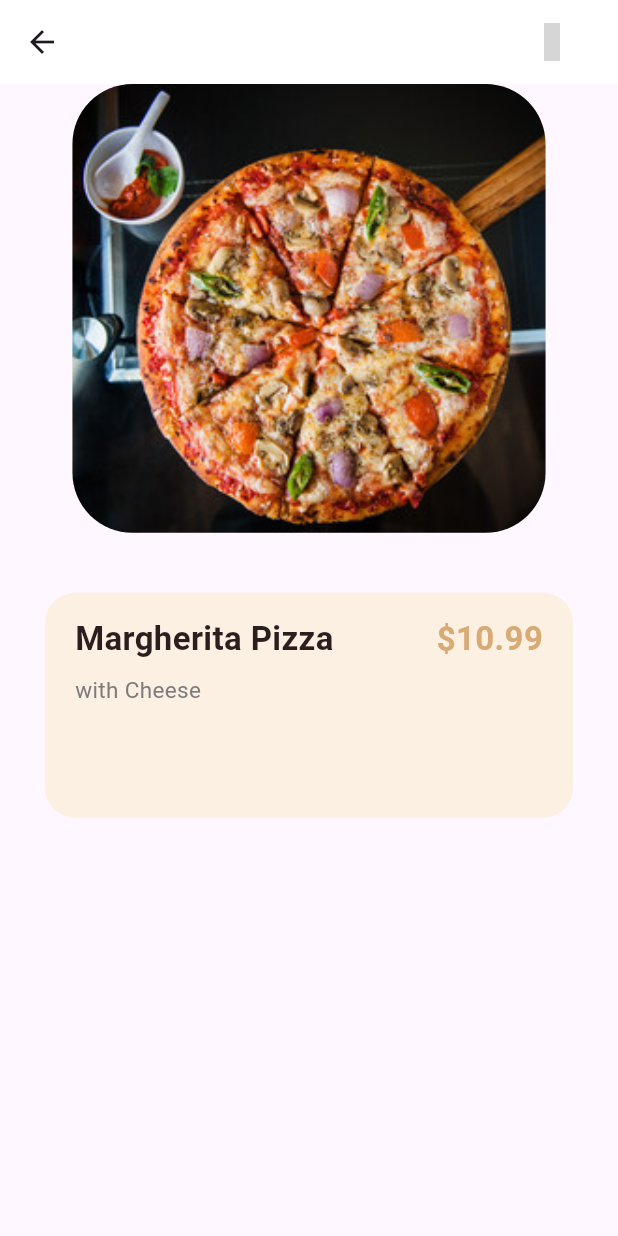
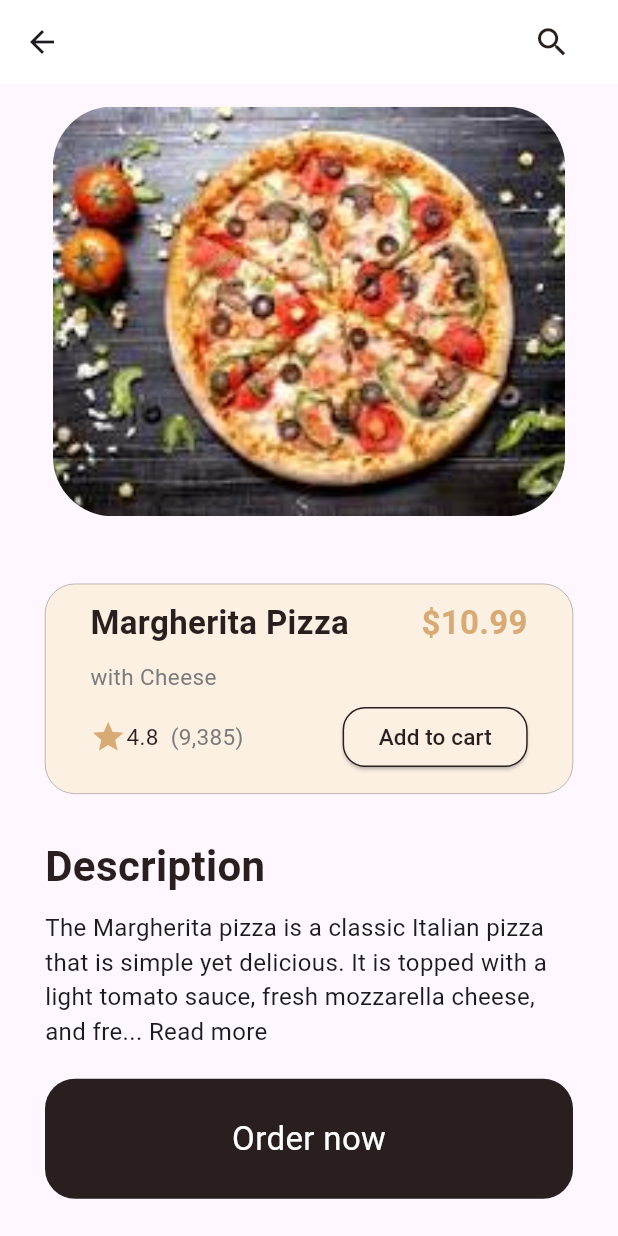
Before and after one commit to DivyankSisodia/pizzaApp, a Flutter app: the screen it shows after launch, after a tap on an icon or button, on a phone screen of 412 x 824 dp. Run offline on Flutter 3.47's test engine with Material 3 defaults, Android fonts, the phone set to English and light mode, and no system bars; our stand-ins replace gap, google_nav_bar, iconsax; grey boxes are pictures that could not be loaded.

Commit message:
detailPage UI done

```diff
--- a/lib/constants/app_theme.dart
+++ b/lib/constants/app_theme.dart
@@ -3,7 +3,7 @@ import 'package:flutter/material.dart';
 const primaryColor = Color(0xFFB28D60);
 const secondaryColor = Color.fromARGB(255, 252, 240, 227);
 const backgroundColor = Color.fromARGB(255, 255, 255, 255);
-const textColor = Color(0xFF2A1F1E);
+const textColor = Color.fromARGB(255, 40, 31, 30);
 const tertiaryColor = Color(0xFFD8AA75);
 const smallTextColor = Color.fromARGB(255, 123, 123, 123);
 
@@ -19,7 +19,6 @@ class AppTheme {
     fontSize: 22,
     fontWeight: FontWeight.bold,
   );
-
   static const appBarColorTitle = TextStyle(
     color: primaryColor,
     fontSize: 24,
@@ -29,11 +28,14 @@ class AppTheme {
     color: smallTextColor,
     fontSize: 15,
   );
+  static const smallBlackText = TextStyle(
+    color: textColor,
+    fontSize: 15,
+  );
   static const meduimText = TextStyle(
     color: textColor,
     fontSize: 22,
   );
-
   static const priceTextMain = TextStyle(
     color: tertiaryColor,
     fontWeight: FontWeight.bold,
@@ -44,4 +46,13 @@ class AppTheme {
     fontWeight: FontWeight.bold,
     fontSize: 22,
   );
+  static const buttonthememedium = TextStyle(
+    color: backgroundColor,
+    fontSize: 22,
+  );
+  static const buttonthemesmall = TextStyle(
+    fontSize: 16,
+    color: backgroundColor,
+    fontWeight: FontWeight.bold,
+  );
 }
--- a/lib/view/detail_page.dart
+++ b/lib/view/detail_page.dart
@@ -1,14 +1,15 @@
-import 'package:apppizza/constants/app_theme.dart';
 import 'package:flutter/material.dart';
 import 'package:gap/gap.dart';
-import 'package:iconsax/iconsax.dart';
+import '../widget/widgets/rating.dart';
+import '../constants/app_theme.dart';
 
-class DetailsPage extends StatelessWidget {
+class DetailsPage extends StatefulWidget {
   final String name;
   final String image;
   final String description;
   final double price;
   final String shortDescription;
+  final String longDescription;
 
   const DetailsPage({
     Key? key,
@@ -17,7 +18,15 @@ class DetailsPage extends StatelessWidget {
     required this.description,
     required this.price,
     required this.shortDescription,
+    required this.longDescription,
   }) : super(key: key);
+
+  @override
+  State<DetailsPage> createState() => _DetailsPageState();
+}
+
+class _DetailsPageState extends State<DetailsPage> {
+  bool _showFullDescription = false;
 
   @override
   Widget build(BuildContext context) {
@@ -32,7 +41,7 @@ class DetailsPage extends StatelessWidget {
                 debugPrint('Search');
               },
               icon: const Icon(
-                Iconsax.shop,
+                Icons.search,
                 size: 25,
                 color: textColor,
               ),
@@ -44,114 +53,157 @@ class DetailsPage extends StatelessWidget {
         children: [
           Expanded(
             flex: 4,
+            child: Padding(
+              padding:
+                  const EdgeInsets.symmetric(horizontal: 20.0, vertical: 15),
               child: Container(
                 decoration: BoxDecoration(
-                borderRadius: BorderRadius.circular(40), // Rounded corners
+                  borderRadius: BorderRadius.circular(40),
                   color: secondaryColor,
                 ),
                 child: ClipRRect(
-                // ClipRRect to clip the image to rounded corners
                   borderRadius: BorderRadius.circular(40),
                   child: Image.asset(
-                  'assets/images/9.jpeg',
-                  fit: BoxFit.cover, // Ensure the image covers the entire space
+                    widget.image,
+                    fit: BoxFit.cover,
                   ),
                 ),
               ),
             ),
-          const Gap(20),
+          ),
+          const Gap(10),
           Expanded(
             flex: 6,
-            child: Container(
+            child: SingleChildScrollView(
               child: Column(
                 children: [
                   Padding(
                     padding: const EdgeInsets.symmetric(
                         horizontal: 30.0, vertical: 20.0),
                     child: Container(
-                    height: 150,
+                      height: 140,
                       width: double.infinity,
-                    decoration: const BoxDecoration(
+                      decoration: BoxDecoration(
+                        border: Border.all(color: textColor, width: 0.2),
                         color: secondaryColor,
-                      borderRadius: BorderRadius.all(
-                        Radius.circular(20),
-                      ),
+                        borderRadius:
+                            const BorderRadius.all(Radius.circular(20)),
                       ),
                       child: Column(
                         crossAxisAlignment: CrossAxisAlignment.start,
                         children: [
                           Padding(
-                          padding: const EdgeInsets.fromLTRB(20, 15, 20, 0),
+                            padding: const EdgeInsets.symmetric(
+                                horizontal: 30.0, vertical: 10.0),
                             child: Row(
                               mainAxisAlignment: MainAxisAlignment.spaceBetween,
                               children: [
                                 Text(
-                                name,
+                                  widget.name,
                                   style: AppTheme.appBarBlackTitleDetail,
                                 ),
                                 Text(
-                                '\$${price.toStringAsFixed(2)}',
+                                  '\$${widget.price.toStringAsFixed(2)}',
                                   style: AppTheme.priceTextDetail,
                                 ),
                               ],
                             ),
                           ),
                           Padding(
-                          padding: const EdgeInsets.fromLTRB(20, 8, 20, 0),
+                            padding: const EdgeInsets.symmetric(
+                                horizontal: 30.0, vertical: 0.0),
                             child: Text(
-                            shortDescription,
+                              widget.shortDescription,
                               style: AppTheme.smallText,
+                            ),
+                          ),
+                          Padding(
+                            padding: const EdgeInsets.symmetric(
+                                horizontal: 30.0, vertical: 6.0),
+                            child: Row(
+                              mainAxisAlignment: MainAxisAlignment.spaceBetween,
+                              children: [
+                                const RatingWidget(),
+                                ElevatedButton(
+                                  style: ElevatedButton.styleFrom(
+                                    backgroundColor: secondaryColor,
+                                    shape: RoundedRectangleBorder(
+                                      side: const BorderSide(
+                                        color: textColor,
+                                        width: 1,
+                                      ),
+                                      borderRadius: BorderRadius.circular(15),
+                                    ),
+                                  ),
+                                  onPressed: () {
+                                    debugPrint('Add to cart');
+                                  },
+                                  child: const Text(
+                                    'Add to cart',
+                                    style: AppTheme.smallBlackText,
+                                  ),
+                                )
+                              ],
                             ),
                           ),
                         ],
                       ),
                     ),
+                  ),
+                  const Gap(8),
+                  Padding(
+                    padding: const EdgeInsets.symmetric(horizontal: 30.0),
+                    child: Column(
+                      crossAxisAlignment: CrossAxisAlignment.start,
+                      children: [
+                        const Text('Description',
+                            style: AppTheme.appBarBlackTitle),
+                        const Gap(10),
+                        GestureDetector(
+                          onTap: () {
+                            setState(() {
+                              _showFullDescription = !_showFullDescription;
+                            });
+                          },
+                          child: Text(
+                            _showFullDescription
+                                ? widget.longDescription
+                                : '${widget.longDescription.substring(0, 150)}... Read more',
+                            style: const TextStyle(fontSize: 16),
+                          ),
+                        ),
+                      ],
+                    ),
+                  ),
+                  Padding(
+                    padding: const EdgeInsets.symmetric(
+                        horizontal: 30, vertical: 20.0),
+                    child: GestureDetector(
+                      onTap: () {
+                        debugPrint('Order now');
+                      },
+                      child: Container(
+                        height: 80,
+                        width: double.infinity,
+                        decoration: BoxDecoration(
+                          color: textColor,
+                          borderRadius: BorderRadius.circular(20),
+                        ),
+                        child: const Center(
+                          child: Text(
+                            'Order now',
+                            style: AppTheme.buttonthememedium,
+                          ),
+                        ),
+                      ),
+                    ),
                   )
                 ],
-            )),
+              ),
+            ),
           )
         ],
       ),
     );
   }
 }
-
-
-// class DetailsPage extends StatelessWidget {
-
-
-//   @override
-//   Widget build(BuildContext context) {
-//     return Scaffold(
-//       appBar: AppBar(
-//         title: Text(name),
-//       ),
-//       body: Column(
-//         crossAxisAlignment: CrossAxisAlignment.stretch,
-//         children: [
-//           Image.asset(image),
-//           SizedBox(height: 16),
-//           Padding(
-//             padding: const EdgeInsets.all(16.0),
-//             child: Column(
-//               crossAxisAlignment: CrossAxisAlignment.start,
-//               children: [
-//                 Text(
-//                   name,
-//                   style: TextStyle(fontSize: 18, fontWeight: FontWeight.bold),
-//                 ),
-//                 SizedBox(height: 8),
-//                 Text(description),
-//                 SizedBox(height: 16),
-//                 Text(
-//                   'Price: \$${price.toStringAsFixed(2)}',
-//                   style: TextStyle(fontSize: 18, fontWeight: FontWeight.bold),
-//                 ),
-//               ],
-//             ),
-//           ),
-//         ],
-//       ),
-//     );
-//   }
-// }
--- a/lib/widget/bottom_nav.dart
+++ b/lib/widget/bottom_nav.dart
@@ -37,41 +37,25 @@ class _BottonNavBarState extends State<BottonNavBar> {
               margin: EdgeInsets.only(right: 2, top: 7, bottom: 7),
               icon: Icons.home_filled,
               text: 'Home',
-              textStyle: TextStyle(
-                fontSize: 16,
-                color: backgroundColor,
-                fontWeight: FontWeight.bold,
-              ),
+              textStyle: AppTheme.buttonthemesmall,
             ),
             GButton(
               margin: EdgeInsets.only(right: 2, top: 7, bottom: 7),
               icon: Icons.menu,
               text: 'Search',
-              textStyle: TextStyle(
-                fontSize: 16,
-                color: backgroundColor,
-                fontWeight: FontWeight.bold,
-              ),
+              textStyle: AppTheme.buttonthemesmall,
             ),
             GButton(
               margin: EdgeInsets.only(right: 2, top: 7, bottom: 7),
               icon: Icons.shopping_cart,
               text: 'Cart',
-              textStyle: TextStyle(
-                fontSize: 16,
-                color: backgroundColor,
-                fontWeight: FontWeight.bold,
-              ),
+              textStyle: AppTheme.buttonthemesmall,
             ),
             GButton(
               margin: EdgeInsets.only(right: 2, top: 7, bottom: 7),
               icon: Icons.person,
               text: 'Profile',
-              textStyle: TextStyle(
-                fontSize: 16,
-                color: backgroundColor,
-                fontWeight: FontWeight.bold,
-              ),
+              textStyle: AppTheme.buttonthemesmall,
             ),
           ],
         ),
--- a/lib/widget/cart_list.dart
+++ b/lib/widget/cart_list.dart
@@ -68,6 +68,7 @@ class Cartlist extends StatelessWidget {
                     description: item['description'],
                     price: item['price'].toDouble(),
                     shortDescription: item['shortDescription'],
+                    longDescription: item['longDescription'],
                   ),
                 ),
               );
--- /dev/null
+++ b/lib/widget/widgets/rating.dart
@@ -0,0 +1,23 @@
+import 'package:apppizza/constants/app_theme.dart';
+import 'package:flutter/material.dart';
+
+class RatingWidget extends StatelessWidget {
+  const RatingWidget({super.key});
+
+  @override
+  Widget build(BuildContext context) {
+    return const Row(
+      children: [
+        Icon(Icons.star, color: tertiaryColor),
+        Text(
+          '4.8 ',
+          style: AppTheme.smallBlackText,
+        ),
+        Text(
+          ' (9,385)',
+          style: AppTheme.smallText,
+        ),
+      ],
+    );
+  }
+}
```
Also changed, not shown: assets/json/pizza.json (+20 -10 lines). Lines whose indentation alone changed are shown as unchanged.
